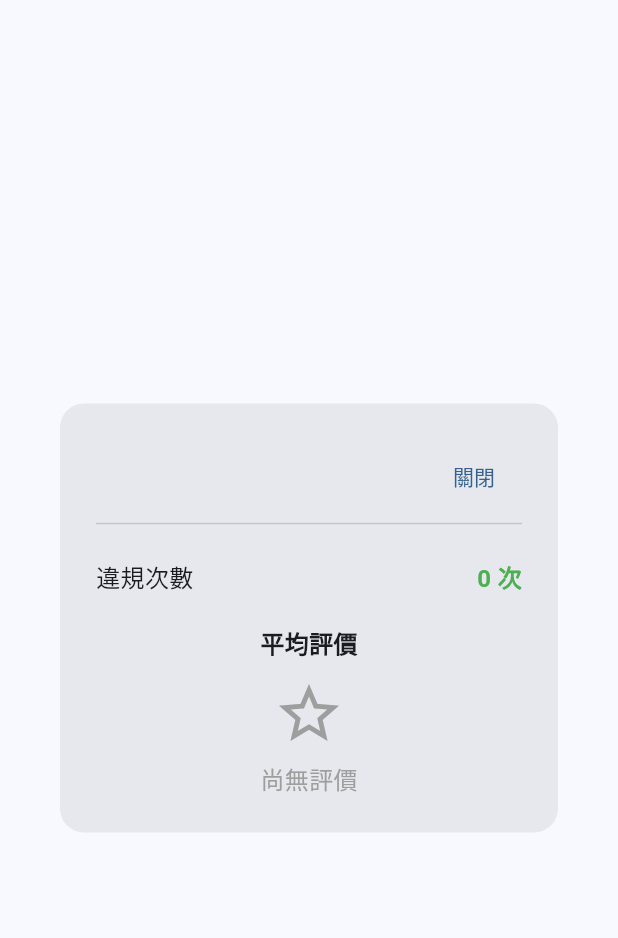
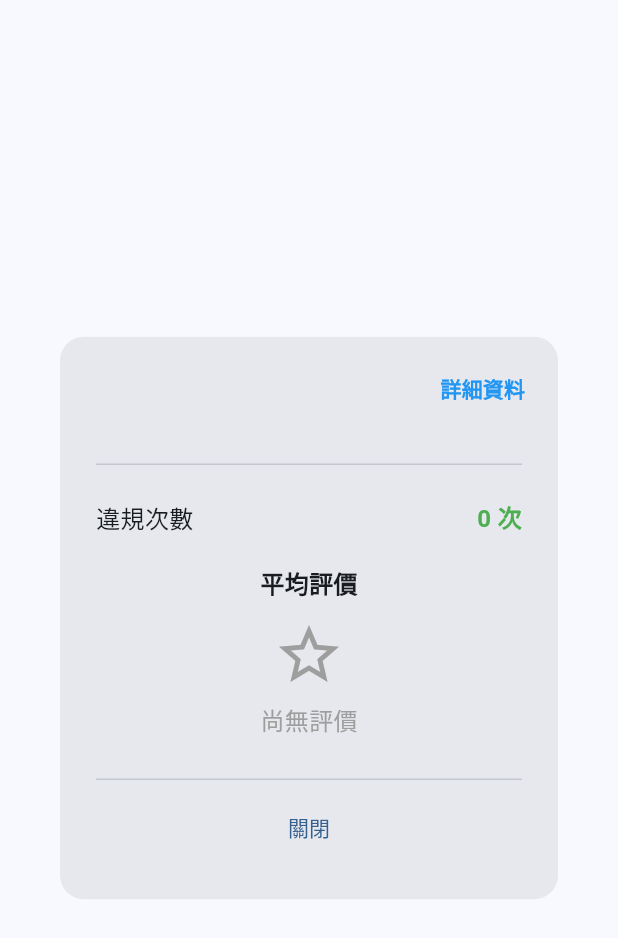
Before and after one commit to kqqy/ridesharing, a Flutter app: the MemberDetailDialog widget shown alone on an empty page, opened directly with empty values, on a phone screen of 412 x 824 dp. Shown: the top 938 px of the screen. Run offline on Flutter 3.47's test engine with Material 3 defaults, Android fonts, the light colour scheme and no system bars; our stand-ins replace geocoding, geolocator, google_maps_flutter, share_plus, supabase_flutter; missing offline and left inert: flutter_polyline_points; accounts and stored records are empty.

Commit message:
修正從行程聊天室裡行程成員卡片裡顯示個人詳細資料

```diff
--- a/lib/member_list_page.dart
+++ b/lib/member_list_page.dart
@@ -1,5 +1,6 @@
 import 'package:flutter/material.dart';
 import 'package:supabase_flutter/supabase_flutter.dart';
+import 'stats_page.dart';
 
 final supabase = Supabase.instance.client;
 
@@ -271,27 +272,23 @@ class MemberDetailDialog extends StatelessWidget {
       shape: RoundedRectangleBorder(
         borderRadius: BorderRadius.circular(16),
       ),
-      child: Padding(
-        padding: const EdgeInsets.all(24),
+      child: Stack(
+        children: [
+          Padding(
+            padding: const EdgeInsets.fromLTRB(24, 48, 24, 24),
             child: Column(
               mainAxisSize: MainAxisSize.min,
               children: [
                 // 標題
-            Row(
-              mainAxisAlignment: MainAxisAlignment.spaceBetween,
-              children: [
-                Text(
+                Align(
+                  alignment: Alignment.centerLeft,
+                  child: Text(
                     member['name'],
                     style: const TextStyle(
                       fontSize: 20,
                       fontWeight: FontWeight.bold,
                     ),
                   ),
-                TextButton(
-                  onPressed: () => Navigator.pop(context),
-                  child: const Text('關閉'),
-                ),
-              ],
                 ),
                 const Divider(),
                 const SizedBox(height: 16),
@@ -384,8 +381,47 @@ class MemberDetailDialog extends StatelessWidget {
                     ),
                   ),
                 ],
+
+                const SizedBox(height: 20),
+                const Divider(),
+
+                // 底部關閉按鈕
+                SizedBox(
+                  width: double.infinity,
+                  child: TextButton(
+                    onPressed: () => Navigator.pop(context),
+                    child: const Text('關閉'),
+                  ),
+                ),
               ],
             ),
+          ),
+
+          // 右上角詳細資料按鈕
+          Positioned(
+            top: 10,
+            right: 10,
+            child: TextButton(
+              onPressed: () {
+                Navigator.pop(context);
+                Navigator.push(
+                  context,
+                  MaterialPageRoute(
+                    builder: (context) => StatsPage(userId: member['user_id']),
+                  ),
+                );
+              },
+              child: const Text(
+                '詳細資料',
+                style: TextStyle(
+                  color: Colors.blue,
+                  fontSize: 14,
+                  fontWeight: FontWeight.bold,
+                ),
+              ),
+            ),
+          ),
+        ],
       ),
     );
   }
```
Also changed, not shown: lib/stats_page.dart (+7 -2 lines). Lines whose indentation alone changed are shown as unchanged.
